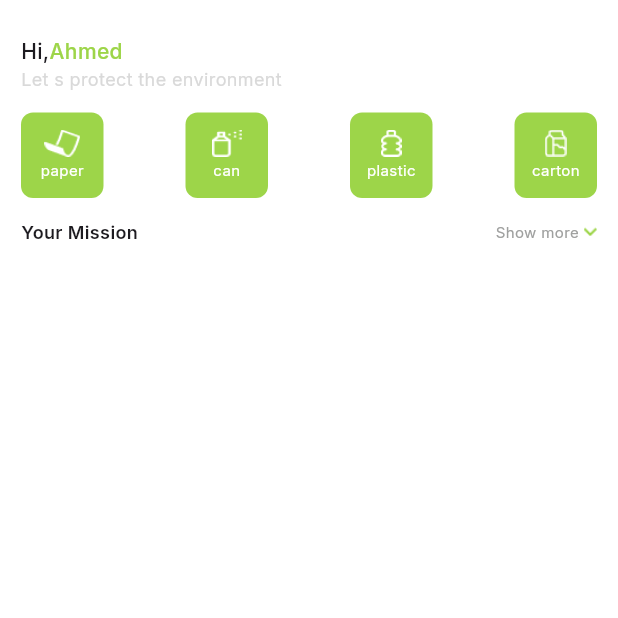
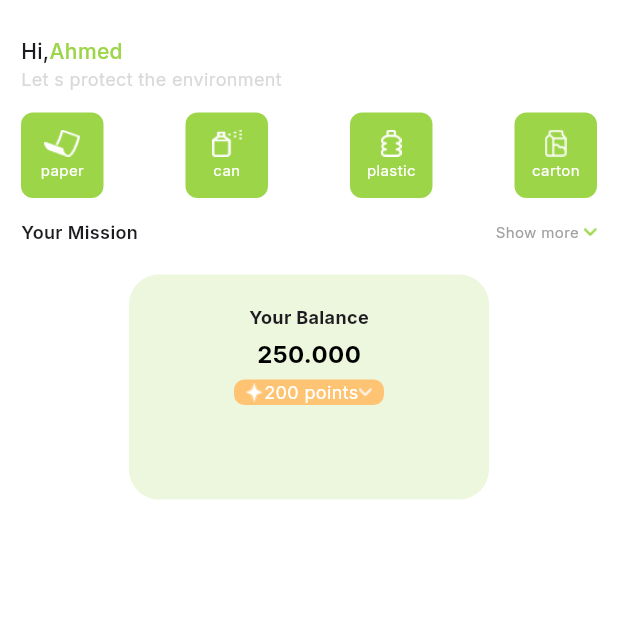
Before and after one commit to amirashawki/Eco_cycle, a Flutter app: the screen it shows after launch, on a phone screen of 412 x 824 dp, the top half of it. Run offline on Flutter 3.47's test engine with Material 3 defaults, Android fonts, the light colour scheme and no system bars; our stand-ins replace go_router, google_fonts, smooth_page_indicator.

Commit message:
point done

```diff
--- a/lib/features/home/views/widgets/balance_card.dart
+++ b/lib/features/home/views/widgets/balance_card.dart
@@ -4,8 +4,8 @@ class BalanceCard extends StatelessWidget {
   @override
   Widget build(BuildContext context) {
     return Container(
-      width: 250,
-      height: 170,
+      width: 240,
+      height: 150,
       padding: EdgeInsets.all(20),
       decoration: BoxDecoration(
         color: Color(0xffECF7DD),
@@ -21,21 +21,34 @@ class BalanceCard extends StatelessWidget {
               fontWeight: FontWeight.bold,
             ),
           ),
-
           SizedBox(height: 5),
           Text(
-            '200 points',
+            '250.000',
             style: TextStyle(
-              fontSize: 16,
-              color: Colors.grey,
+                fontSize: 16, color: Colors.black, fontWeight: FontWeight.bold),
           ),
+          SizedBox(height: 5),
+          points(),
+          SizedBox(height: 20),
+        ],
       ),
-          Container(
+    );
+  }
+}
+
+class points extends StatelessWidget {
+  const points({
+    super.key,
+  });
+
+  @override
+  Widget build(BuildContext context) {
+    return Container(
       width: 100,
       decoration: BoxDecoration(
-                color: Color(0xffFFC374),
-                borderRadius: BorderRadius.circular(7)),
+          color: Color(0xffFFC374), borderRadius: BorderRadius.circular(7)),
       child: Row(
+        mainAxisAlignment: MainAxisAlignment.center,
         children: [
           Image.asset('assets/images/Vector (3).png'),
           Text(
@@ -49,33 +62,6 @@ class BalanceCard extends StatelessWidget {
           )
         ],
       ),
-          ),
-          SizedBox(height: 20),
-          // Row(
-          //   mainAxisAlignment: MainAxisAlignment.spaceEvenly,
-          //   children: [
-          //     IconButton(
-          //       icon: Icon(Icons.arrow_upward),
-          //       onPressed: () {
-          //         // Action for upload
-          //       },
-          //     ),
-          //     IconButton(
-          //       icon: Icon(Icons.phone),
-          //       onPressed: () {
-          //         // Action for call
-          //       },
-          //     ),
-          //     IconButton(
-          //       icon: Icon(Icons.help),
-          //       onPressed: () {
-          //         // Action for help
-          //       },
-          //     ),
-          //   ],
-          // ),
-        ],
-      ),
     );
   }
 }
--- a/lib/features/home/views/widgets/home_view_body.dart
+++ b/lib/features/home/views/widgets/home_view_body.dart
@@ -1,5 +1,6 @@
 import 'package:ecocycle_app/core/constant.dart';
 import 'package:ecocycle_app/features/home/views/widgets/balance_card.dart';
+
 import 'package:ecocycle_app/features/home/views/widgets/materials.dart';
 import 'package:flutter/material.dart';
 
@@ -77,7 +78,8 @@ class HomeViewBody extends StatelessWidget {
                 ),
               ],
             ),
-            // BalanceCard()
+            SizedBox(height: 20),
+            Center(child: BalanceCard())
           ],
         ),
       ),
```
Lines whose indentation alone changed are shown as unchanged.
